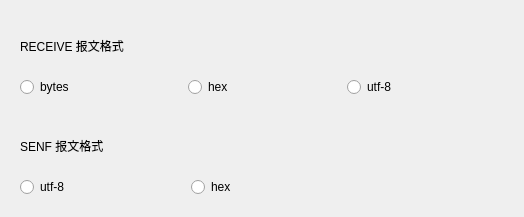
Qt form ui/tool_set.ui (wangjing1215/COM-DEV) before a commit.
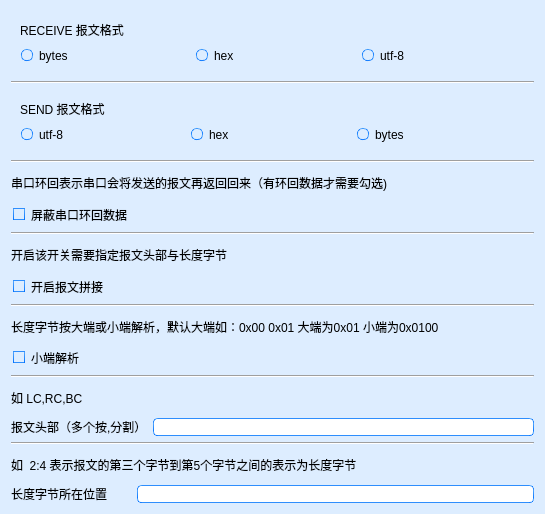
The same form after that commit.

What changed in the file:
```diff
--- a/ui/tool_set.ui
+++ b/ui/tool_set.ui
@@ -6,15 +6,566 @@
    <rect>
     <x>0</x>
     <y>0</y>
-    <width>524</width>
-    <height>217</height>
+    <width>545</width>
+    <height>514</height>
    </rect>
   </property>
   <property name="windowTitle">
    <string>Dialog</string>
   </property>
   <property name="styleSheet">
-   <string notr="true"/>
+   <string notr="true">QDialog {
+	background-color:#ddedff;
+}
+QTextEdit {
+	border-width: 1px;
+	border-style: solid;
+	border-color: qlineargradient(spread:pad, x1:0.5, y1:1, x2:0.5, y2:0, stop:0 rgba(0, 113, 255, 255), stop:1 rgba(91, 171, 252, 255));
+}
+QPlainTextEdit {
+	border-width: 1px;
+	border-style: solid;
+	border-color: qlineargradient(spread:pad, x1:0.5, y1:1, x2:0.5, y2:0, stop:0 rgba(0, 113, 255, 255), stop:1 rgba(91, 171, 252, 255));
+}
+QToolButton {
+	border-style: solid;
+	border-top-color: qlineargradient(spread:pad, x1:0.5, y1:1, x2:0.5, y2:0, stop:0 rgb(215, 215, 215), stop:1 rgb(222, 222, 222));
+	border-right-color: qlineargradient(spread:pad, x1:0, y1:0.5, x2:1, y2:0.5, stop:0 rgb(217, 217, 217), stop:1 rgb(227, 227, 227));
+	border-left-color: qlineargradient(spread:pad, x1:0, y1:0.5, x2:1, y2:0.5, stop:0 rgb(227, 227, 227), stop:1 rgb(217, 217, 217));
+	border-bottom-color: qlineargradient(spread:pad, x1:0.5, y1:1, x2:0.5, y2:0, stop:0 rgb(215, 215, 215), stop:1 rgb(222, 222, 222));
+	border-width: 1px;
+	border-radius: 5px;
+	color: rgb(0,0,0);
+	padding: 2px;
+	background-color: rgb(255,255,255);
+}
+QToolButton:hover{
+	border-style: solid;
+	border-top-color: qlineargradient(spread:pad, x1:0.5, y1:1, x2:0.5, y2:0, stop:0 rgb(195, 195, 195), stop:1 rgb(222, 222, 222));
+	border-right-color: qlineargradient(spread:pad, x1:0, y1:0.5, x2:1, y2:0.5, stop:0 rgb(197, 197, 197), stop:1 rgb(227, 227, 227));
+	border-left-color: qlineargradient(spread:pad, x1:0, y1:0.5, x2:1, y2:0.5, stop:0 rgb(227, 227, 227), stop:1 rgb(197, 197, 197));
+	border-bottom-color: qlineargradient(spread:pad, x1:0.5, y1:1, x2:0.5, y2:0, stop:0 rgb(195, 195, 195), stop:1 rgb(222, 222, 222));
+	border-width: 1px;
+	border-radius: 5px;
+	color: rgb(0,0,0);
+	padding: 2px;
+	background-color: rgb(255,255,255);
+}
+QToolButton:pressed{
+	border-style: solid;
+	border-top-color: qlineargradient(spread:pad, x1:0.5, y1:1, x2:0.5, y2:0, stop:0 rgb(215, 215, 215), stop:1 rgb(222, 222, 222));
+	border-right-color: qlineargradient(spread:pad, x1:0, y1:0.5, x2:1, y2:0.5, stop:0 rgb(217, 217, 217), stop:1 rgb(227, 227, 227));
+	border-left-color: qlineargradient(spread:pad, x1:0, y1:0.5, x2:1, y2:0.5, stop:0 rgb(227, 227, 227), stop:1 rgb(217, 217, 217));
+	border-bottom-color: qlineargradient(spread:pad, x1:0.5, y1:1, x2:0.5, y2:0, stop:0 rgb(215, 215, 215), stop:1 rgb(222, 222, 222));
+	border-width: 1px;
+	border-radius: 5px;
+	color: rgb(0,0,0);
+	padding: 2px;
+	background-color: rgb(142,142,142);
+}
+QPushButton{
+	border-style: solid;
+	border-top-color: qlineargradient(spread:pad, x1:0.5, y1:1, x2:0.5, y2:0, stop:0 rgb(215, 215, 215), stop:1 rgb(222, 222, 222));
+	border-right-color: qlineargradient(spread:pad, x1:0, y1:0.5, x2:1, y2:0.5, stop:0 rgb(217, 217, 217), stop:1 rgb(227, 227, 227));
+	border-left-color: qlineargradient(spread:pad, x1:0, y1:0.5, x2:1, y2:0.5, stop:0 rgb(227, 227, 227), stop:1 rgb(217, 217, 217));
+	border-bottom-color: qlineargradient(spread:pad, x1:0.5, y1:1, x2:0.5, y2:0, stop:0 rgb(215, 215, 215), stop:1 rgb(222, 222, 222));
+	border-width: 1px;
+	border-radius: 5px;
+	color: rgb(0,0,0);
+	padding: 2px;
+	background-color: rgb(255,255,255);
+}
+QPushButton::default{
+	border-style: solid;
+	border-top-color: qlineargradient(spread:pad, x1:0.5, y1:1, x2:0.5, y2:0, stop:0 rgb(215, 215, 215), stop:1 rgb(222, 222, 222));
+	border-right-color: qlineargradient(spread:pad, x1:0, y1:0.5, x2:1, y2:0.5, stop:0 rgb(217, 217, 217), stop:1 rgb(227, 227, 227));
+	border-left-color: qlineargradient(spread:pad, x1:0, y1:0.5, x2:1, y2:0.5, stop:0 rgb(227, 227, 227), stop:1 rgb(217, 217, 217));
+	border-bottom-color: qlineargradient(spread:pad, x1:0.5, y1:1, x2:0.5, y2:0, stop:0 rgb(215, 215, 215), stop:1 rgb(222, 222, 222));
+	border-width: 1px;
+	border-radius: 5px;
+	color: rgb(0,0,0);
+	padding: 2px;
+	background-color: rgb(255,255,255);
+}
+QPushButton:hover{
+	border-style: solid;
+	border-top-color: qlineargradient(spread:pad, x1:0.5, y1:1, x2:0.5, y2:0, stop:0 rgb(195, 195, 195), stop:1 rgb(222, 222, 222));
+	border-right-color: qlineargradient(spread:pad, x1:0, y1:0.5, x2:1, y2:0.5, stop:0 rgb(197, 197, 197), stop:1 rgb(227, 227, 227));
+	border-left-color: qlineargradient(spread:pad, x1:0, y1:0.5, x2:1, y2:0.5, stop:0 rgb(227, 227, 227), stop:1 rgb(197, 197, 197));
+	border-bottom-color: qlineargradient(spread:pad, x1:0.5, y1:1, x2:0.5, y2:0, stop:0 rgb(195, 195, 195), stop:1 rgb(222, 222, 222));
+	border-width: 1px;
+	border-radius: 5px;
+	color: rgb(0,0,0);
+	padding: 2px;
+	background-color: rgb(255,255,255);
+}
+QPushButton:pressed{
+	border-style: solid;
+	border-top-color: qlineargradient(spread:pad, x1:0.5, y1:1, x2:0.5, y2:0, stop:0 rgb(215, 215, 215), stop:1 rgb(222, 222, 222));
+	border-right-color: qlineargradient(spread:pad, x1:0, y1:0.5, x2:1, y2:0.5, stop:0 rgb(217, 217, 217), stop:1 rgb(227, 227, 227));
+	border-left-color: qlineargradient(spread:pad, x1:0, y1:0.5, x2:1, y2:0.5, stop:0 rgb(227, 227, 227), stop:1 rgb(217, 217, 217));
+	border-bottom-color: qlineargradient(spread:pad, x1:0.5, y1:1, x2:0.5, y2:0, stop:0 rgb(215, 215, 215), stop:1 rgb(222, 222, 222));
+	border-width: 1px;
+	border-radius: 5px;
+	color: rgb(0,0,0);
+	padding: 2px;
+	background-color: rgb(142,142,142);
+}
+QPushButton:disabled{
+	border-style: solid;
+	border-top-color: qlineargradient(spread:pad, x1:0.5, y1:1, x2:0.5, y2:0, stop:0 rgb(215, 215, 215), stop:1 rgb(222, 222, 222));
+	border-right-color: qlineargradient(spread:pad, x1:0, y1:0.5, x2:1, y2:0.5, stop:0 rgb(217, 217, 217), stop:1 rgb(227, 227, 227));
+	border-left-color: qlineargradient(spread:pad, x1:0, y1:0.5, x2:1, y2:0.5, stop:0 rgb(227, 227, 227), stop:1 rgb(217, 217, 217));
+	border-bottom-color: qlineargradient(spread:pad, x1:0.5, y1:1, x2:0.5, y2:0, stop:0 rgb(215, 215, 215), stop:1 rgb(222, 222, 222));
+	border-width: 1px;
+	border-radius: 5px;
+	color: #808086;
+	padding: 2px;
+	background-color: rgb(142,142,142);
+}
+QLineEdit {
+	border-width: 1px; border-radius: 4px;
+	border-style: solid;
+	border-color: qlineargradient(spread:pad, x1:0.5, y1:1, x2:0.5, y2:0, stop:0 rgba(0, 113, 255, 255), stop:1 rgba(91, 171, 252, 255));
+}
+QLabel {
+	color: #000000;
+}
+QLCDNumber {
+	color: rgb(0, 113, 255, 255);
+}
+QProgressBar {
+	text-align: center;
+	color: rgb(240, 240, 240);
+	border-width: 1px; 
+	border-radius: 10px;
+	border-color: rgb(230, 230, 230);
+	border-style: solid;
+	background-color:rgb(207,207,207);
+}
+QProgressBar::chunk {
+	background-color: qlineargradient(spread:pad, x1:0.5, y1:1, x2:0.5, y2:0, stop:0 rgba(49, 147, 250, 255), stop:1 rgba(34, 142, 255, 255));
+	border-radius: 10px;
+}
+QMenuBar {
+	background-color: qlineargradient(spread:pad, x1:0.5, y1:1, x2:0.5, y2:0, stop:0 rgba(207, 209, 207, 255), stop:1 rgba(230, 229, 230, 255));
+}
+QMenuBar::item {
+	color: #000000;
+  	spacing: 3px;
+  	padding: 1px 4px;
+	background-color: qlineargradient(spread:pad, x1:0.5, y1:1, x2:0.5, y2:0, stop:0 rgba(207, 209, 207, 255), stop:1 rgba(230, 229, 230, 255));
+}
+
+QMenuBar::item:selected {
+  	background-color: qlineargradient(spread:pad, x1:0.5, y1:1, x2:0.5, y2:0, stop:0 rgba(0, 113, 255, 255), stop:1 rgba(91, 171, 252, 255));
+	color: #FFFFFF;
+}
+QMenu::item:selected {
+	border-style: solid;
+	border-top-color: transparent;
+	border-right-color: transparent;
+	border-left-color: qlineargradient(spread:pad, x1:0.5, y1:1, x2:0.5, y2:0, stop:0 rgba(0, 113, 255, 255), stop:1 rgba(91, 171, 252, 255));
+	border-bottom-color: transparent;
+	border-left-width: 2px;
+	color: #000000;
+	padding-left:15px;
+	padding-top:4px;
+	padding-bottom:4px;
+	padding-right:7px;
+}
+QMenu::item {
+	border-style: solid;
+	border-top-color: transparent;
+	border-right-color: transparent;
+	border-left-color: transparent;
+	border-bottom-color: transparent;
+	border-bottom-width: 1px;
+	color: #000000;
+	padding-left:17px;
+	padding-top:4px;
+	padding-bottom:4px;
+	padding-right:7px;
+}
+QTabWidget {
+	color:rgb(0,0,0);
+	background-color:#000000;
+}
+QTabWidget::pane {
+		border-color: rgb(223,223,223);
+		background-color:rgb(226,226,226);
+		border-style: solid;
+		border-width: 2px;
+    	border-radius: 6px;
+}
+QTabBar::tab:first {
+	border-style: solid;
+	border-left-width:1px;
+	border-right-width:0px;
+	border-top-width:1px;
+	border-bottom-width:1px;
+	border-top-color: rgb(209,209,209);
+	border-left-color: qlineargradient(spread:pad, x1:0.5, y1:1, x2:0.5, y2:0, stop:0 rgba(209, 209, 209, 209), stop:1 rgba(229, 229, 229, 229));
+	border-bottom-color: rgb(229,229,229);
+	border-top-left-radius: 4px;
+	border-bottom-left-radius: 4px;
+	color: #000000;
+	padding: 3px;
+	margin-left:0px;
+	background-color: qlineargradient(spread:pad, x1:0.5, y1:1, x2:0.5, y2:0, stop:0 rgba(247, 247, 247, 255), stop:1 rgba(255, 255, 255, 255));
+}
+QTabBar::tab:last {
+	border-style: solid;
+	border-width:1px;
+	border-top-color: rgb(209,209,209);
+	border-left-color: qlineargradient(spread:pad, x1:0.5, y1:1, x2:0.5, y2:0, stop:0 rgba(209, 209, 209, 209), stop:1 rgba(229, 229, 229, 229));
+	border-right-color: qlineargradient(spread:pad, x1:0.5, y1:1, x2:0.5, y2:0, stop:0 rgba(209, 209, 209, 209), stop:1 rgba(229, 229, 229, 229));
+	border-bottom-color: rgb(229,229,229);
+	border-top-right-radius: 4px;
+	border-bottom-right-radius: 4px;
+	color: #000000;
+	padding: 3px;
+	margin-left:0px;
+	background-color: qlineargradient(spread:pad, x1:0.5, y1:1, x2:0.5, y2:0, stop:0 rgba(247, 247, 247, 255), stop:1 rgba(255, 255, 255, 255));
+}
+QTabBar::tab {
+	border-style: solid;
+	border-top-width:1px;
+	border-bottom-width:1px;
+	border-left-width:1px;
+	border-top-color: rgb(209,209,209);
+	border-left-color: qlineargradient(spread:pad, x1:0.5, y1:1, x2:0.5, y2:0, stop:0 rgba(209, 209, 209, 209), stop:1 rgba(229, 229, 229, 229));
+	border-bottom-color: rgb(229,229,229);
+	color: #000000;
+	padding: 3px;
+	margin-left:0px;
+	background-color: qlineargradient(spread:pad, x1:0.5, y1:1, x2:0.5, y2:0, stop:0 rgba(247, 247, 247, 255), stop:1 rgba(255, 255, 255, 255));
+}
+QTabBar::tab:selected, QTabBar::tab:last:selected, QTabBar::tab:hover {
+  	border-style: solid;
+  	border-left-width:1px;
+	border-right-color: transparent;
+	border-top-color: rgb(209,209,209);
+	border-left-color: qlineargradient(spread:pad, x1:0.5, y1:1, x2:0.5, y2:0, stop:0 rgba(209, 209, 209, 209), stop:1 rgba(229, 229, 229, 229));
+	border-bottom-color: rgb(229,229,229);
+	color: #FFFFFF;
+	padding: 3px;
+	margin-left:0px;
+	background-color: qlineargradient(spread:pad, x1:0.5, y1:1, x2:0.5, y2:0, stop:0 rgba(0, 113, 255, 255), stop:1 rgba(91, 171, 252, 255));
+}
+
+QTabBar::tab:selected, QTabBar::tab:first:selected, QTabBar::tab:hover {
+  	border-style: solid;
+  	border-left-width:1px;
+  	border-bottom-width:1px;
+  	border-top-width:1px;
+	border-right-color: transparent;
+	border-top-color: rgb(209,209,209);
+	border-left-color: qlineargradient(spread:pad, x1:0.5, y1:1, x2:0.5, y2:0, stop:0 rgba(209, 209, 209, 209), stop:1 rgba(229, 229, 229, 229));
+	border-bottom-color: rgb(229,229,229);
+	color: #FFFFFF;
+	padding: 3px;
+	margin-left:0px;
+	background-color: qlineargradient(spread:pad, x1:0.5, y1:1, x2:0.5, y2:0, stop:0 rgba(0, 113, 255, 255), stop:1 rgba(91, 171, 252, 255));
+}
+
+QCheckBox {
+	color: #000000;
+	padding: 2px;
+}
+QCheckBox:disabled {
+	color: #808086;
+	padding: 2px;
+}
+
+QCheckBox:hover {
+	border-radius:4px;
+	border-style:solid;
+	padding-left: 1px;
+	padding-right: 1px;
+	padding-bottom: 1px;
+	padding-top: 1px;
+	border-width:1px;
+	border-color: transparent;
+}
+QCheckBox::indicator:checked {
+
+	height: 10px;
+	width: 10px;
+	border-style:solid;
+	border-width: 1px;
+	border-color: qlineargradient(spread:pad, x1:0.5, y1:1, x2:0.5, y2:0, stop:0 rgba(0, 113, 255, 255), stop:1 rgba(91, 171, 252, 255));
+	color: #000000;
+	background-color: qlineargradient(spread:pad, x1:0.5, y1:1, x2:0.5, y2:0, stop:0 rgba(0, 113, 255, 255), stop:1 rgba(91, 171, 252, 255));
+}
+QCheckBox::indicator:unchecked {
+
+	height: 10px;
+	width: 10px;
+	border-style:solid;
+	border-width: 1px;
+	border-color: qlineargradient(spread:pad, x1:0.5, y1:1, x2:0.5, y2:0, stop:0 rgba(0, 113, 255, 255), stop:1 rgba(91, 171, 252, 255));
+	color: #000000;
+}
+QRadioButton {
+	color: 000000;
+	padding: 1px;
+}
+QRadioButton::indicator:checked {
+	height: 10px;
+	width: 10px;
+	border-style:solid;
+	border-radius:5px;
+	border-width: 1px;
+	border-color: qlineargradient(spread:pad, x1:0.5, y1:1, x2:0.5, y2:0, stop:0 rgba(0, 113, 255, 255), stop:1 rgba(91, 171, 252, 255));
+	color: #a9b7c6;
+	background-color: qlineargradient(spread:pad, x1:0.5, y1:1, x2:0.5, y2:0, stop:0 rgba(0, 113, 255, 255), stop:1 rgba(91, 171, 252, 255));
+}
+QRadioButton::indicator:!checked {
+	height: 10px;
+	width: 10px;
+	border-style:solid;
+	border-radius:5px;
+	border-width: 1px;
+	border-color: qlineargradient(spread:pad, x1:0.5, y1:1, x2:0.5, y2:0, stop:0 rgba(0, 113, 255, 255), stop:1 rgba(91, 171, 252, 255));
+	color: #a9b7c6;
+	background-color: transparent;
+}
+QStatusBar {
+	color:#027f7f;
+}
+QSpinBox {
+	border-style: solid;
+	border-width: 1px;
+	border-color: qlineargradient(spread:pad, x1:0.5, y1:1, x2:0.5, y2:0, stop:0 rgba(0, 113, 255, 255), stop:1 rgba(91, 171, 252, 255));
+}
+QDoubleSpinBox {
+	border-style: solid;
+	border-width: 1px;
+	border-color: qlineargradient(spread:pad, x1:0.5, y1:1, x2:0.5, y2:0, stop:0 rgba(0, 113, 255, 255), stop:1 rgba(91, 171, 252, 255));
+}
+QTimeEdit {
+	border-style: solid;
+	border-width: 1px;
+	border-color: qlineargradient(spread:pad, x1:0.5, y1:1, x2:0.5, y2:0, stop:0 rgba(0, 113, 255, 255), stop:1 rgba(91, 171, 252, 255));
+}
+QDateTimeEdit {
+	border-style: solid;
+	border-width: 1px;
+	border-color: qlineargradient(spread:pad, x1:0.5, y1:1, x2:0.5, y2:0, stop:0 rgba(0, 113, 255, 255), stop:1 rgba(91, 171, 252, 255));
+}
+QDateEdit {
+	border-style: solid;
+	border-width: 1px;
+	border-color: qlineargradient(spread:pad, x1:0.5, y1:1, x2:0.5, y2:0, stop:0 rgba(0, 113, 255, 255), stop:1 rgba(91, 171, 252, 255));
+}
+
+QToolBox {
+	color: #a9b7c6;
+	background-color:#000000;
+}
+QToolBox::tab {
+	color: #a9b7c6;
+	background-color:#000000;
+}
+QToolBox::tab:selected {
+	color: #FFFFFF;
+	background-color:#000000;
+}
+QScrollArea {
+	color: #FFFFFF;
+	background-color:#000000;
+}
+QSlider::groove:horizontal {
+	height: 5px;
+	background-color: qlineargradient(spread:pad, x1:0.5, y1:1, x2:0.5, y2:0, stop:0 rgba(49, 147, 250, 255), stop:1 rgba(34, 142, 255, 255));
+}
+QSlider::groove:vertical {
+	width: 5px;
+	background-color: qlineargradient(spread:pad, x1:0.5, y1:1, x2:0.5, y2:0, stop:0 rgba(49, 147, 250, 255), stop:1 rgba(34, 142, 255, 255));
+}
+QSlider::handle:horizontal {
+	background: rgb(253,253,253);
+	border-style: solid;
+	border-width: 1px;
+	border-color: rgb(207,207,207);
+	width: 12px;
+	margin: -5px 0;
+	border-radius: 7px;
+}
+QSlider::handle:vertical {
+	background: rgb(253,253,253);
+	border-style: solid;
+	border-width: 1px;
+	border-color: rgb(207,207,207);
+	height: 12px;
+	margin: 0 -5px;
+	border-radius: 7px;
+}
+QSlider::add-page:horizontal {
+    background: rgb(181,181,181);
+}
+QSlider::add-page:vertical {
+    background: rgb(181,181,181);
+}
+QSlider::sub-page:horizontal {
+    background-color: qlineargradient(spread:pad, x1:0.5, y1:1, x2:0.5, y2:0, stop:0 rgba(49, 147, 250, 255), stop:1 rgba(34, 142, 255, 255));
+}
+QSlider::sub-page:vertical {
+    background-color: qlineargradient(spread:pad, y1:0.5, x1:1, y2:0.5, x2:0, stop:0 rgba(49, 147, 250, 255), stop:1 rgba(34, 142, 255, 255));
+}
+QScrollBar:horizontal {
+	max-height: 20px;
+	border: 1px transparent grey;
+	margin: 0px 20px 0px 20px;
+}
+QScrollBar:vertical {
+	max-width: 20px;
+	border: 1px transparent grey;
+	margin: 20px 0px 20px 0px;
+}
+QScrollBar::handle:horizontal {
+	background: rgb(253,253,253);
+	border-style: solid;
+	border-width: 1px;
+	border-color: rgb(207,207,207);
+	border-radius: 7px;
+	min-width: 25px;
+}
+QScrollBar::handle:horizontal:hover {
+	background: rgb(253,253,253);
+	border-style: solid;
+	border-width: 1px;
+	border-color: rgb(147, 200, 200);
+	border-radius: 7px;
+	min-width: 25px;
+}
+QScrollBar::handle:vertical {
+	background: rgb(253,253,253);
+	border-style: solid;
+	border-width: 1px;
+	border-color: rgb(207,207,207);
+	border-radius: 7px;
+	min-height: 25px;
+}
+QScrollBar::handle:vertical:hover {
+	background: rgb(253,253,253);
+	border-style: solid;
+	border-width: 1px;
+	border-color: rgb(147, 200, 200);
+	border-radius: 7px;
+	min-height: 25px;
+}
+QScrollBar::add-line:horizontal {
+   border: 2px transparent grey;
+   border-top-right-radius: 7px;
+   border-bottom-right-radius: 7px;
+   background: rgba(34, 142, 255, 255);
+   width: 20px;
+   subcontrol-position: right;
+   subcontrol-origin: margin;
+}
+QScrollBar::add-line:horizontal:pressed {
+   border: 2px transparent grey;
+   border-top-right-radius: 7px;
+   border-bottom-right-radius: 7px;
+   background: rgb(181,181,181);
+   width: 20px;
+   subcontrol-position: right;
+   subcontrol-origin: margin;
+}
+QScrollBar::add-line:vertical {
+   border: 2px transparent grey;
+   border-bottom-left-radius: 7px;
+   border-bottom-right-radius: 7px;
+   background: rgba(34, 142, 255, 255);
+   height: 20px;
+   subcontrol-position: bottom;
+   subcontrol-origin: margin;
+}
+QScrollBar::add-line:vertical:pressed {
+   border: 2px transparent grey;
+   border-bottom-left-radius: 7px;
+   border-bottom-right-radius: 7px;
+   background: rgb(181,181,181);
+   height: 20px;
+   subcontrol-position: bottom;
+   subcontrol-origin: margin;
+}
+QScrollBar::sub-line:horizontal {
+   border: 2px transparent grey;
+   border-top-left-radius: 7px;
+   border-bottom-left-radius: 7px;
+   background: rgba(34, 142, 255, 255);
+   width: 20px;
+   subcontrol-position: left;
+   subcontrol-origin: margin;
+}
+QScrollBar::sub-line:horizontal:pressed {
+   border: 2px transparent grey;
+   border-top-left-radius: 7px;
+   border-bottom-left-radius: 7px;
+   background: rgb(181,181,181);
+   width: 20px;
+   subcontrol-position: left;
+   subcontrol-origin: margin;
+}
+QScrollBar::sub-line:vertical {
+   border: 2px transparent grey;
+   border-top-left-radius: 7px;
+   border-top-right-radius: 7px;
+   background: rgba(34, 142, 255, 255);
+   height: 20px;
+   subcontrol-position: top;
+   subcontrol-origin: margin;
+}
+QScrollBar::sub-line:vertical:pressed {
+   border: 2px transparent grey;
+   border-top-left-radius: 7px;
+   border-top-right-radius: 7px;
+   background: rgb(181,181,181);
+   height: 20px;
+   subcontrol-position: top;
+   subcontrol-origin: margin;
+}
+QScrollBar::left-arrow:horizontal {
+   border: 1px transparent grey;
+   border-top-left-radius: 3px;
+   border-bottom-left-radius: 3px;
+   width: 6px;
+   height: 6px;
+   background: white;
+}
+QScrollBar::right-arrow:horizontal {
+   border: 1px transparent grey;
+   border-top-right-radius: 3px;
+   border-bottom-right-radius: 3px;
+   width: 6px;
+   height: 6px;
+   background: white;
+}
+QScrollBar::up-arrow:vertical {
+   border: 1px transparent grey;
+   border-top-left-radius: 3px;
+   border-top-right-radius: 3px;
+   width: 6px;
+   height: 6px;
+   background: white;
+}
+QScrollBar::down-arrow:vertical {
+   border: 1px transparent grey;
+   border-bottom-left-radius: 3px;
+   border-bottom-right-radius: 3px;
+   width: 6px;
+   height: 6px;
+   background: white;
+}
+QScrollBar::add-page:horizontal, QScrollBar::sub-page:horizontal {
+   background: none;
+}
+QScrollBar::add-page:vertical, QScrollBar::sub-page:vertical {
+   background: none;
+}</string>
   </property>
   <layout class="QVBoxLayout" name="verticalLayout_3">
    <item>
@@ -111,6 +662,13 @@
      </layout>
     </widget>
    </item>
+   <item>
+    <widget class="Line" name="line_6">
+     <property name="orientation">
+      <enum>Qt::Horizontal</enum>
+     </property>
+    </widget>
+   </item>
    <item>
     <widget class="QWidget" name="widget" native="true">
      <layout class="QVBoxLayout" name="verticalLayout_2">
@@ -119,7 +677,7 @@
         <item>
          <widget class="QLabel" name="label_2">
           <property name="text">
-           <string>SENF 报文格式</string>
+           <string>SEND 报文格式</string>
           </property>
          </widget>
         </item>
@@ -152,12 +710,9 @@
           <property name="orientation">
            <enum>Qt::Horizontal</enum>
           </property>
-          <property name="sizeType">
-           <enum>QSizePolicy::Expanding</enum>
-          </property>
           <property name="sizeHint" stdset="0">
            <size>
-            <width>88</width>
+            <width>98</width>
             <height>20</height>
            </size>
           </property>
@@ -177,7 +732,27 @@
           </property>
           <property name="sizeHint" stdset="0">
            <size>
-            <width>268</width>
+            <width>118</width>
+            <height>18</height>
+           </size>
+          </property>
+         </spacer>
+        </item>
+        <item>
+         <widget class="QRadioButton" name="radioButton_6">
+          <property name="text">
+           <string>bytes</string>
+          </property>
+         </widget>
+        </item>
+        <item>
+         <spacer name="horizontalSpacer_8">
+          <property name="orientation">
+           <enum>Qt::Horizontal</enum>
+          </property>
+          <property name="sizeHint" stdset="0">
+           <size>
+            <width>88</width>
             <height>20</height>
            </size>
           </property>
@@ -188,6 +763,128 @@
      </layout>
     </widget>
    </item>
+   <item>
+    <widget class="Line" name="line_5">
+     <property name="orientation">
+      <enum>Qt::Horizontal</enum>
+     </property>
+    </widget>
+   </item>
+   <item>
+    <widget class="QLabel" name="label_8">
+     <property name="text">
+      <string>串口环回表示串口会将发送的报文再返回回来（有环回数据才需要勾选)</string>
+     </property>
+    </widget>
+   </item>
+   <item>
+    <widget class="QCheckBox" name="checkBox_2">
+     <property name="text">
+      <string>屏蔽串口环回数据</string>
+     </property>
+    </widget>
+   </item>
+   <item>
+    <widget class="Line" name="line">
+     <property name="orientation">
+      <enum>Qt::Horizontal</enum>
+     </property>
+    </widget>
+   </item>
+   <item>
+    <widget class="QLabel" name="label_7">
+     <property name="text">
+      <string>开启该开关需要指定报文头部与长度字节</string>
+     </property>
+    </widget>
+   </item>
+   <item>
+    <widget class="QCheckBox" name="checkBox_3">
+     <property name="text">
+      <string>开启报文拼接</string>
+     </property>
+    </widget>
+   </item>
+   <item>
+    <widget class="Line" name="line_2">
+     <property name="orientation">
+      <enum>Qt::Horizontal</enum>
+     </property>
+    </widget>
+   </item>
+   <item>
+    <widget class="QLabel" name="label_9">
+     <property name="text">
+      <string>长度字节按大端或小端解析，默认大端如：0x00 0x01 大端为0x01 小端为0x0100</string>
+     </property>
+    </widget>
+   </item>
+   <item>
+    <widget class="QCheckBox" name="checkBox">
+     <property name="whatsThis">
+      <string extracomment="报文长度默认按大端解析"/>
+     </property>
+     <property name="text">
+      <string>小端解析</string>
+     </property>
+    </widget>
+   </item>
+   <item>
+    <widget class="Line" name="line_3">
+     <property name="orientation">
+      <enum>Qt::Horizontal</enum>
+     </property>
+    </widget>
+   </item>
+   <item>
+    <widget class="QLabel" name="label_6">
+     <property name="text">
+      <string>如 LC,RC,BC</string>
+     </property>
+    </widget>
+   </item>
+   <item>
+    <layout class="QHBoxLayout" name="horizontalLayout_5">
+     <item>
+      <widget class="QLabel" name="label_3">
+       <property name="text">
+        <string>报文头部（多个按,分割）</string>
+       </property>
+      </widget>
+     </item>
+     <item>
+      <widget class="QLineEdit" name="lineEdit"/>
+     </item>
+    </layout>
+   </item>
+   <item>
+    <widget class="Line" name="line_4">
+     <property name="orientation">
+      <enum>Qt::Horizontal</enum>
+     </property>
+    </widget>
+   </item>
+   <item>
+    <widget class="QLabel" name="label_5">
+     <property name="text">
+      <string>如  2:4 表示报文的第三个字节到第5个字节之间的表示为长度字节</string>
+     </property>
+    </widget>
+   </item>
+   <item>
+    <layout class="QHBoxLayout" name="horizontalLayout_6">
+     <item>
+      <widget class="QLabel" name="label_4">
+       <property name="text">
+        <string>长度字节所在位置       </string>
+       </property>
+      </widget>
+     </item>
+     <item>
+      <widget class="QLineEdit" name="lineEdit_2"/>
+     </item>
+    </layout>
+   </item>
   </layout>
  </widget>
  <resources>
```
Left out of the diff: 6 changed lines with no effect on the pictures.
